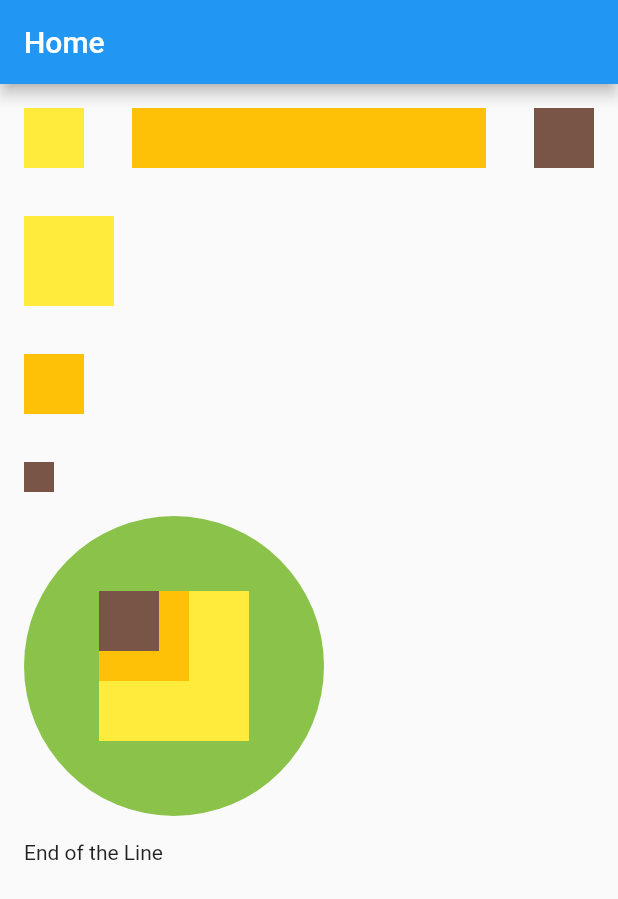
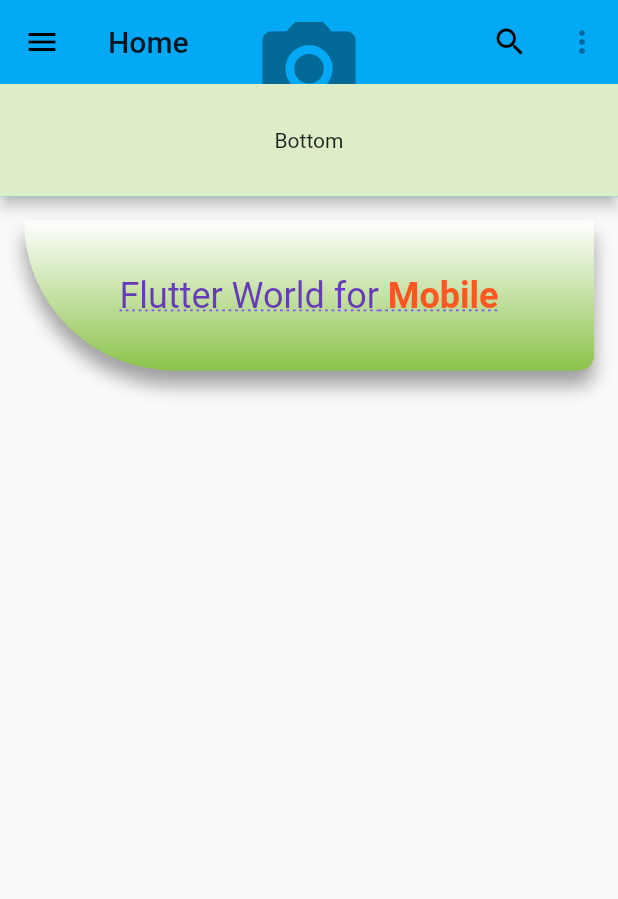
Before and after one commit to akashi4/flutter_application, a Flutter app: the screen it shows after launch, on a phone screen of 412 x 824 dp. Shown: the top 899 px of the screen. Run offline on Flutter 3.47's test engine with Material 2 defaults, Android fonts, the phone set to English and light mode, and no system bars.

```diff
--- a/lib/main.dart
+++ b/lib/main.dart
@@ -10,7 +10,7 @@ class MyApp extends StatelessWidget{
       debugShowCheckedModeBanner: false,
       title: 'Starter Template',
       theme: ThemeData(
-        primarySwatch: Colors.blue,
+        primarySwatch: Colors.lightBlue,
       ),
         home: Home(),
     );
--- a/lib/pages/home.dart
+++ b/lib/pages/home.dart
@@ -11,110 +11,112 @@ class _HomeState extends State<Home> {
     return Scaffold(
       appBar: AppBar(
         title: Text('Home'),
+        leading: IconButton(
+          icon: Icon(Icons.menu),
+          onPressed: () {},
         ),
-      body: SafeArea(
+        actions: <Widget>[
+          IconButton(icon: Icon(Icons.search), onPressed: () {}),
+          IconButton(icon: Icon(Icons.more_vert), onPressed: null)
+        ],
+        flexibleSpace: SafeArea(
+          child: Container(
+            child: IconButton(
+              icon: Icon(Icons.photo_camera),
+              iconSize: 75.0,
+              color: Colors.white70,
+              onPressed: null,
+            ),
+            margin: EdgeInsets.fromLTRB(0 , 0, 0, 20.0),
+          ),
+        ),
+        bottom: PreferredSize(
+          child: Container(
+            color: Colors.lightGreen.shade100,
+            height: 75.0,
+            width: double.infinity,
+            child: Center(
+              child: Text('Bottom'),
+            ),
+          ),
+          preferredSize: Size.fromHeight(75.0),
+        ),
+      ),
+      body: Padding(padding: EdgeInsets.all(16),
+      child: SafeArea(
         child: SingleChildScrollView(
-          child: Padding(
-            padding: EdgeInsets.all(16.0),
           child: Column(
             children: <Widget>[
-                RowWidget(),
-                Padding(
-                  padding: EdgeInsets.all(16.0),
+              const ContainerWithBoxDecorationWidget(),
+            ],
           ),
-                Row(
-                  children: <Widget>[
-                    Column(
-                      crossAxisAlignment: CrossAxisAlignment.start,
-                      mainAxisSize: MainAxisSize.max,
-                      children: <Widget>[
-                        Container(
-                          color: Colors.yellow,
-                          height: 60.0,
-                          width: 60.0,
         ),
-                        Padding(padding: EdgeInsets.all(16.0)),
-                        Container(
-                          color: Colors.amber,
-                          height: 40.0,
-                          width: 40.0,
+      )
       ),
-                        Padding(padding: EdgeInsets.all(16.0)),
-                      Container(
-                        color: Colors.brown,
-                        height: 20.0,
-                        width: 20.0,
-                      ),
-                        Divider(),
-                        Row(
-                          children: <Widget>[
-                            CircleAvatar(
-                              backgroundColor: Colors.lightGreen,
-                              radius: 100.0,
-                              child: Stack(
+
+
+
+    );
+  }
+}
+class ContainerWithBoxDecorationWidget extends StatelessWidget{
+  const ContainerWithBoxDecorationWidget({
+    Key key,
+}): super(key: key);
+
+  Widget build(BuildContext context){
+    return Column(
       children: <Widget>[
         Container(
           height: 100,
-                                    width: 100.0,
-                                    color: Colors.yellow,
+          decoration: BoxDecoration(
+            borderRadius: BorderRadius.only(
+              bottomLeft: Radius.circular(100.0),
+              bottomRight: Radius.circular(10.0),
             ),
-                                  Container(
-                                    height: 60.0,
-                                    width: 60.0,
-                                    color: Colors.amber,
+          gradient : LinearGradient(
+            begin: Alignment.topCenter,
+            end: Alignment.bottomCenter,
+            colors: [
+              Colors.white,
+              Colors.lightGreen.shade500,
+            ]
           ),
-                                  Container(
-                                    height: 40.0,
-                                    width: 40.0,
-                                    color: Colors.brown,
+            boxShadow: [
+              BoxShadow(
+                color:  Colors.grey,
+                blurRadius: 10,
+                offset: Offset(0,10)
               )
-                                ],
+            ]
           ),
+          child: Center(
+            child: RichText(
+                text: TextSpan(
+                    text: 'Flutter World',
+                  style: TextStyle(
+                    fontSize: 24.0,
+                    color: Colors.deepPurple,
+                    decoration: TextDecoration.underline,
+                    decorationColor: Colors.deepPurpleAccent,
+                    decorationStyle: TextDecorationStyle.dotted,
+                    fontWeight: FontWeight.normal,
+                  ),
+                  children: <TextSpan>[
+                    TextSpan(
+                      text: ' for',
+                    ),
+                    TextSpan(
+                      text: ' Mobile',
+                      style: TextStyle(
+                        color: Colors.deepOrange,
+                        fontWeight: FontWeight.bold,
                       )
-                          ],
-                        ),
-                        Divider(),
-                        Text('End of the Line'),
-                      ],
                     )
-                  ],
-                )
-              ],
+                  ]
                 ),
             ),
           ),
-      ),
-    );
-  }
-}
-
-class RowWidget extends StatelessWidget {
-  const RowWidget({
-    Key key,
-  }) : super(key: key);
-
-  @override
-  Widget build(BuildContext context) {
-    return Row(
-      children: <Widget>[
-        Container(
-          color: Colors.yellow,
-          height: 40.0,
-          width: 40.0,
-        ),
-        Padding(padding: EdgeInsets.all(16.0)),
-        Expanded(
-          child: Container(
-            color: Colors.amber,
-            height: 40.0,
-            width: 40.0,
-          ),
-        ),
-        Padding(padding: EdgeInsets.all(16.0)),
-        Container(
-          color: Colors.brown,
-          height: 40.0,
-          width: 40.0,
         ),
       ],
     );
```
Lines whose indentation alone changed are shown as unchanged.
